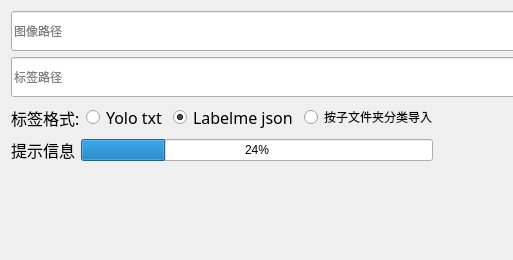
This is ui/import_data.ui in pythondever/easy_trainer as Qt 5 draws it before an edit; both pictures show x 0 to 513 and y 0 to 260 of the 796 by 260 pixel window. The edited form follows.
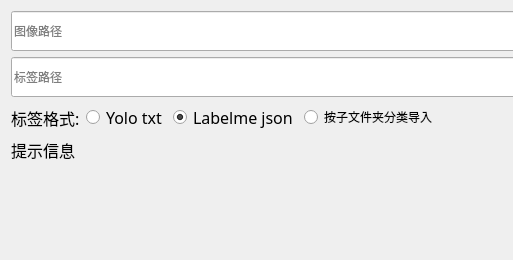
This is the edited form. Icons and pictures are not drawn.

The edit to the form file:
```diff
--- a/ui/import_data.ui
+++ b/ui/import_data.ui
@@ -180,13 +180,6 @@
          </property>
         </widget>
        </item>
-       <item>
-        <widget class="QProgressBar" name="progress_bar">
-         <property name="value">
-          <number>24</number>
-         </property>
-        </widget>
-       </item>
        <item>
         <spacer name="horizontalSpacer">
          <property name="orientation">
```
Left out of the diff: 8 changed lines with no effect on the pictures.
